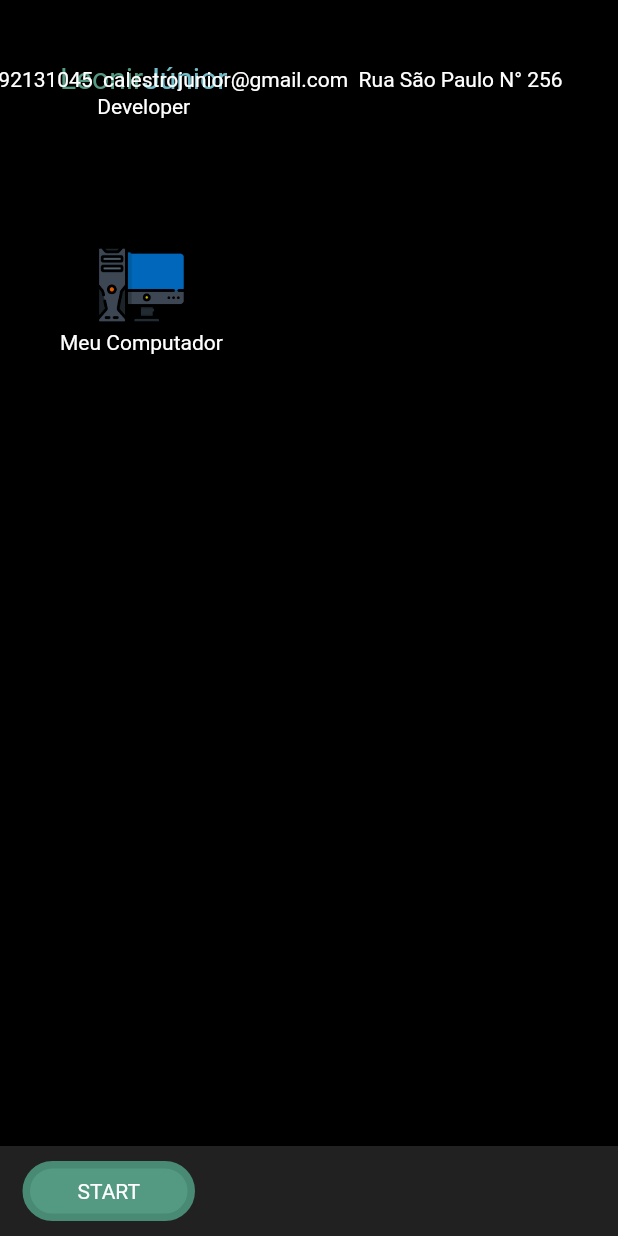
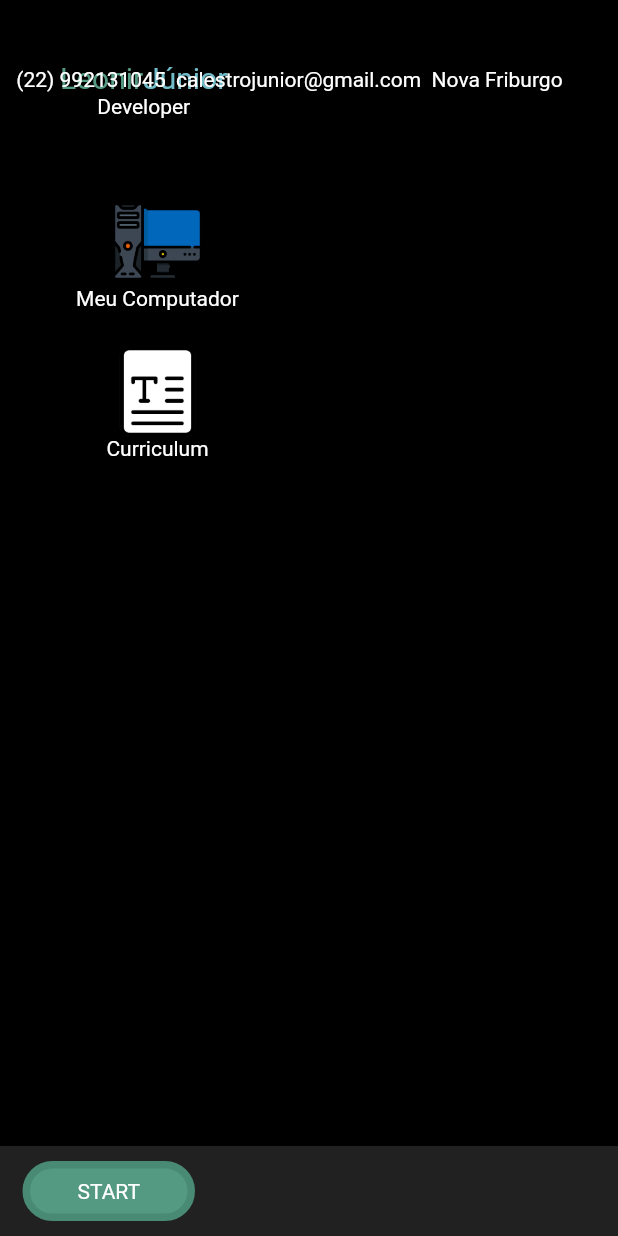
Before and after one commit to calestro/Meu-Portifolio-WebApp, a Flutter app: the screen it shows after launch, on a phone screen of 412 x 824 dp. Run offline on Flutter 3.47's test engine with Material 2 defaults, Android fonts, the phone set to English and light mode, and no system bars.

```diff
--- a/lib/activy/comp/icons/Icons_mycomputer.dart
+++ /dev/null
@@ -1,18 +0,0 @@
-import 'package:flutter/material.dart';
-
-
-class MyComputerIcon extends StatelessWidget {
-  const MyComputerIcon({Key? key}) : super(key: key);
-
-  @override
-  Widget build(BuildContext context) {
-    return GestureDetector(
-      child: Column(
-        children: [
-          Image.asset("img/pc_icon.png", width: 60,),
-          Text("Meu Computador", textAlign: TextAlign.center, style: TextStyle(color: Colors.white),),
-        ],
-      ),
-    );
-  }
-}
--- /dev/null
+++ b/lib/activy/comp/icons/mycomputer.dart
@@ -0,0 +1,30 @@
+import 'package:flutter/material.dart';
+import 'package:port_leonir/activy/comp/icons/hovered.dart';
+
+
+class MyComputerIcon extends StatelessWidget {
+  final image;
+  final iconFunction;
+  final String textIcon;
+  const MyComputerIcon({Key? key,required this.image, required this.iconFunction, required this.textIcon}) : super(key: key);
+
+  @override
+  Widget build(BuildContext context) {
+
+    return GestureDetector(
+      child: GestureDetector(
+        child: Container(
+          color: Colors.transparent,
+          child: OnHovered(
+            child: Column(
+              children: [
+                Image.asset(image, width: 60,),
+                Text(textIcon, textAlign: TextAlign.center, style: TextStyle(color: Colors.white),),
+              ],
+            ),
+          ),
+        ),
+      ),
+    );
+  }
+}
--- a/lib/activy/main_page.dart
+++ b/lib/activy/main_page.dart
@@ -1,5 +1,5 @@
 import 'package:flutter/material.dart';
-import 'package:port_leonir/activy/comp/icons/Icons_mycomputer.dart';
+import 'package:port_leonir/activy/comp/icons/mycomputer.dart';
 import 'package:port_leonir/activy/comp/main_page_style.dart';
 import 'package:port_leonir/activy/comp/title.dart';
 
@@ -13,7 +13,6 @@ class MainPage extends StatefulWidget {
 class _MainPageState extends State<MainPage> {
   @override
   Widget build(BuildContext context) {
-
     final wd = MediaQuery.of(context).size.width;
     final hg = MediaQuery.of(context).size.height;
 
@@ -24,9 +23,7 @@ class _MainPageState extends State<MainPage> {
       body: SizedBox(
         width: wd,
         height: hg,
-        child: Stack(
-            children: [
-
+        child: Stack(children: [
           //Titulo
           Padding(
             padding: const EdgeInsets.all(40),
@@ -40,18 +37,6 @@ class _MainPageState extends State<MainPage> {
             ),
           ),
 
-
-          //icones
-        Positioned(
-          top: 160,
-          left: 40,
-            child: Column(
-            children: [
-              MyComputerIcon()
-            ],
-            ),
-        ),
-
           //contact
           Positioned(
             top: 45,
@@ -60,26 +45,41 @@ class _MainPageState extends State<MainPage> {
               mainAxisSize: MainAxisSize.min,
               mainAxisAlignment: MainAxisAlignment.spaceAround,
               children: [
-                Text("(22) 992131045  ", style: style.infoGeral,),
-                Text("calestrojunior@gmail.com  ",style: style.infoGeral),
-                Text("Rua São Paulo N° 256  ",style: style.infoGeral),
+                Text(
+                  "(22) 992131045  ", style: style.infoGeral,
+                ),
+                Text("calestrojunior@gmail.com  ", style: style.infoGeral),
+                Text("Nova Friburgo  ", style: style.infoGeral),
               ],
             ),
           ),
 
-              //Iniciar Background
+          //icones
+          Positioned(
+            top: 130,
+            left: 40,
+            child: Column(
+              children: [
+                MyComputerIcon(image: "img/pc_icon.png", iconFunction: (){}, textIcon: "Meu Computador"),
+                SizedBox(height: 20,),
+                MyComputerIcon(image: "img/docx_icon.png", iconFunction: (){}, textIcon: "Curriculum"),
+              ],
+            ),
+          ),
+
+          //Iniciar Background
           Positioned(
             bottom: 0,
             child: Container(
               width: wd,
               height: 60,
               decoration: const BoxDecoration(
-                color:Color(0xFF212121),
+                color: Color(0xFF212121),
               ),
             ),
           ),
 
-              //Componentes do iniciar
+          //Componentes do iniciar
           Positioned(
             left: 15,
             bottom: 5,
@@ -87,18 +87,21 @@ class _MainPageState extends State<MainPage> {
             height: 50,
             child: Row(
               crossAxisAlignment: CrossAxisAlignment.center,
-              children:  [
+              children: [
                 Container(
                   height: 40,
                   width: 115,
-                  decoration:style.startBox,
-                  child: Center(child: Text("START", style: TextStyle(color: Colors.white), )),
+                  decoration: style.startBox,
+                  child: Center(
+                      child: Text(
+                    "START",
+                    style: TextStyle(color: Colors.white),
+                  )),
                 ),
               ],
             ),
           ),
-
-            ]),
+        ]),
       ),
     );
   }
```
Also changed, not shown: lib/activy/comp/icons/hovered.dart (added, +54 -0 lines), lib/activy/comp/icons/function_icon.dart (added).
